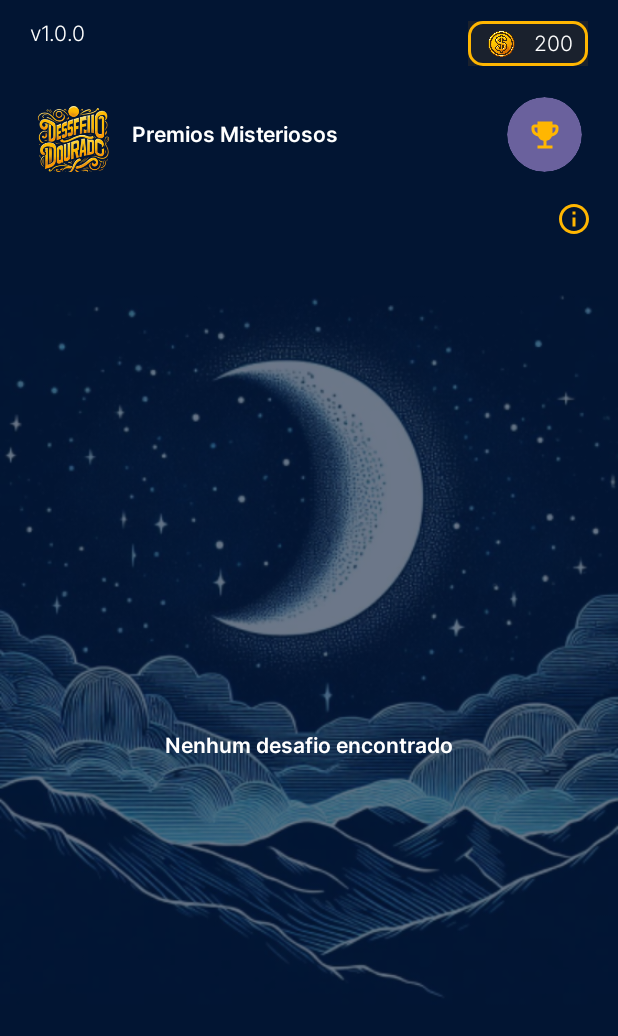
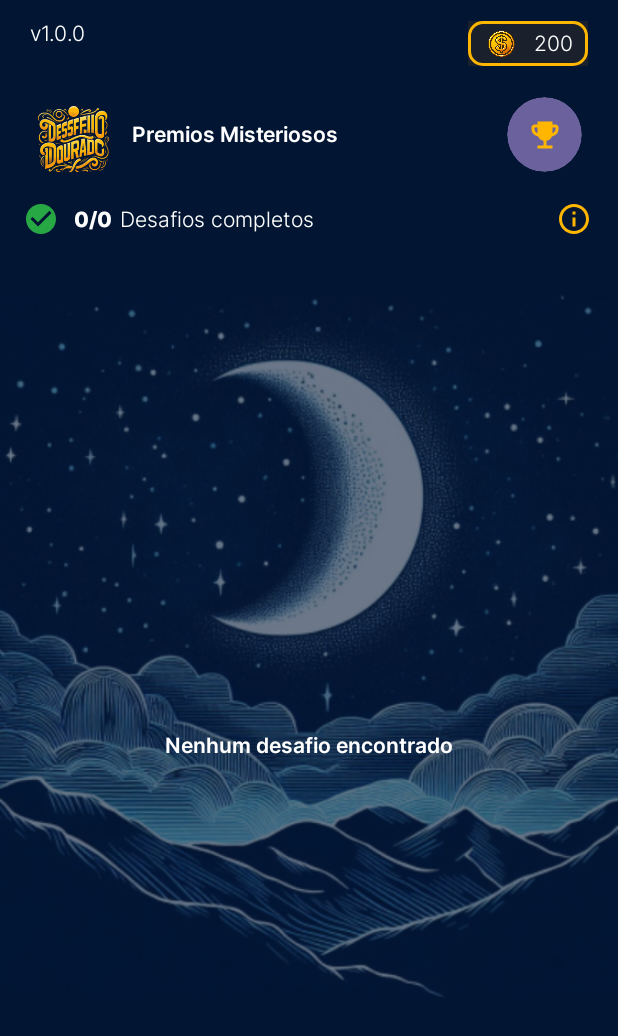
Before and after one commit to maeceloacm1998/Desafio-Dourado, an Android app built with Jetpack Compose: the @Preview function PreviewChallengerFeedEmptyScreen, on a phone screen of 412 x 824 dp. Shown: the top 1036 px of the screen. Run offline under Robolectric (Android 15) with nearby library versions, the light colour scheme and no system bars; our stand-ins replace accompanist, constraintlayout-compose.

Commit message:
feat: add challengers complete in home app

```diff
--- a/app/src/main/java/com/app/desafiodourado/feature/home/ui/HomeScreens.kt
+++ b/app/src/main/java/com/app/desafiodourado/feature/home/ui/HomeScreens.kt
@@ -47,7 +47,7 @@ fun ChallengerFeed(
                 uiState = state,
                 onMissionsListener = onMissionsListener
             )
-            InfoComponent()
+            InfoComponent(state.challengers.challengers)
             ChallengerList(state) { challengerSelected ->
                 onChallengerSelected(challengerSelected)
             }
--- a/app/src/main/java/com/app/desafiodourado/feature/home/ui/components/InfoComponent.kt
+++ b/app/src/main/java/com/app/desafiodourado/feature/home/ui/components/InfoComponent.kt
@@ -2,13 +2,16 @@
 
 package com.app.desafiodourado.feature.home.ui.components
 
+import androidx.compose.foundation.layout.Arrangement
 import androidx.compose.foundation.layout.Column
+import androidx.compose.foundation.layout.Row
 import androidx.compose.foundation.layout.Spacer
 import androidx.compose.foundation.layout.fillMaxWidth
 import androidx.compose.foundation.layout.padding
 import androidx.compose.foundation.layout.size
 import androidx.compose.foundation.shape.CircleShape
 import androidx.compose.material.icons.Icons
+import androidx.compose.material.icons.filled.CheckCircle
 import androidx.compose.material.icons.outlined.Info
 import androidx.compose.material3.ExperimentalMaterial3Api
 import androidx.compose.material3.Icon
@@ -20,35 +23,38 @@ import androidx.compose.runtime.getValue
 import androidx.compose.runtime.mutableStateOf
 import androidx.compose.runtime.saveable.rememberSaveable
 import androidx.compose.runtime.setValue
+import androidx.compose.ui.Alignment
 import androidx.compose.ui.Modifier
 import androidx.compose.ui.draw.clip
 import androidx.compose.ui.graphics.Color
+import androidx.compose.ui.text.font.FontWeight
 import androidx.compose.ui.tooling.preview.Preview
 import androidx.constraintlayout.compose.ConstraintLayout
 import com.app.desafiodourado.components.bottomsheet.BetterModalBottomSheet
+import com.app.desafiodourado.feature.home.ui.model.Challenger
 import com.app.desafiodourado.theme.Background
 import com.app.desafiodourado.theme.BrowLight
 import com.app.desafiodourado.theme.CustomDimensions
+import com.app.desafiodourado.theme.Success
 
 @OptIn(ExperimentalMaterial3Api::class)
-@Preview
 @Composable
-fun InfoComponent() {
-    ConstraintLayout(
+fun InfoComponent(challenger: List<Challenger.Card>) {
+    Row(
         modifier = Modifier
             .fillMaxWidth()
-            .padding(horizontal = CustomDimensions.padding5)
+            .padding(horizontal = CustomDimensions.padding5),
+        horizontalArrangement = Arrangement.SpaceBetween,
+        verticalAlignment = Alignment.CenterVertically
     ) {
         var showBottomSheet by rememberSaveable { mutableStateOf(false) }
-        val (imgInfo) = createRefs()
 
-        IconButton(onClick = { showBottomSheet = true }, modifier = Modifier
-            .constrainAs(imgInfo) {
-                end.linkTo(parent.end)
-                top.linkTo(parent.top)
-                bottom.linkTo(parent.bottom)
-            }
-            .clip(CircleShape)
+        InfoCheckChallengers(challenger = challenger)
+
+        IconButton(
+            modifier = Modifier
+                .clip(CircleShape),
+            onClick = { showBottomSheet = true }
         ) {
             Icon(
                 imageVector = Icons.Outlined.Info,
@@ -67,6 +73,47 @@ fun InfoComponent() {
             InfoBottomSheet()
         }
     }
+}
+
+@Composable
+fun InfoCheckChallengers(
+    modifier: Modifier = Modifier,
+    challenger: List<Challenger.Card>
+) {
+    val filterCompleteChallengers = challenger.filter { it.complete }.size
+    val challengersSize = challenger.size
+    Row(
+        modifier = modifier,
+        horizontalArrangement = Arrangement.SpaceBetween,
+        verticalAlignment = Alignment.CenterVertically
+    ) {
+        Icon(
+            modifier = Modifier.padding(start = CustomDimensions.padding10),
+            imageVector = Icons.Filled.CheckCircle,
+            contentDescription = "check_circle",
+            tint = Success
+        )
+        Text(
+            modifier = Modifier.padding(start = CustomDimensions.padding10),
+            text = "${filterCompleteChallengers}/${challengersSize}",
+            color = Color.White,
+            fontWeight = FontWeight.Bold,
+            style = MaterialTheme.typography.titleSmall
+        )
+        Text(
+            modifier = Modifier.padding(start = CustomDimensions.padding5),
+            text = "Desafios completos",
+            color = Color.White,
+            style = MaterialTheme.typography.titleSmall
+        )
+    }
+
+}
+
+@Preview
+@Composable
+fun PreviewInfoComponent() {
+    InfoComponent(challenger = listOf())
 }
 
 @Preview
```
Also changed, not shown: app/src/main/java/com/app/desafiodourado/feature/home/ui/components/TopAppBarComponent.kt (+41 -0 lines).
